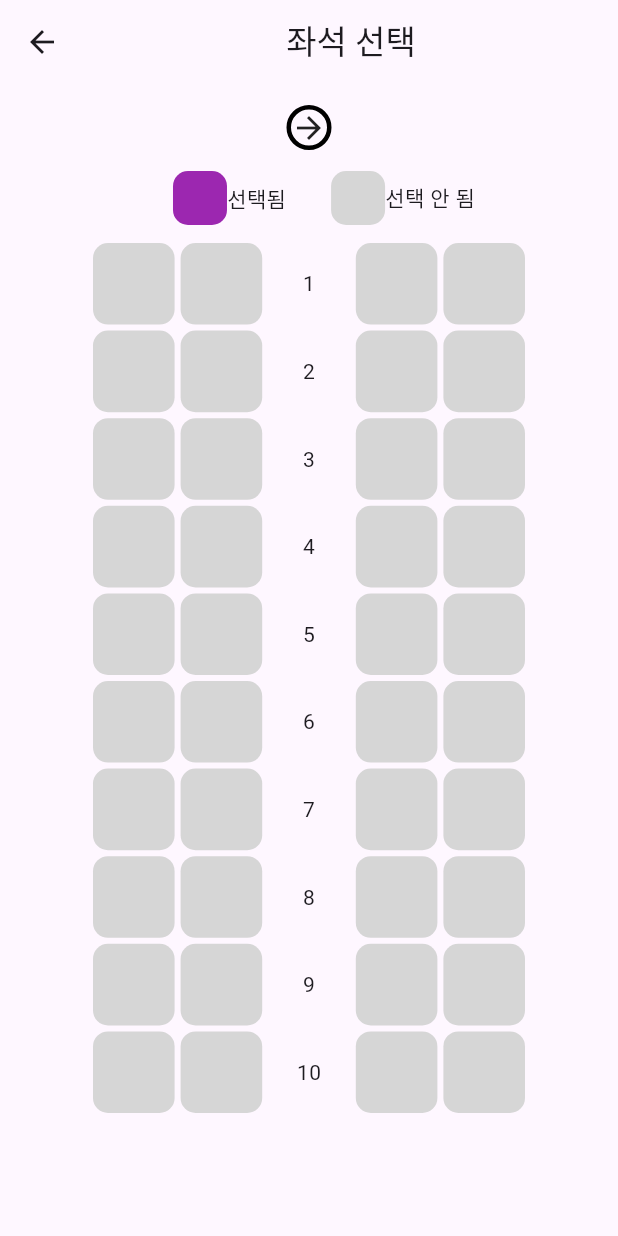
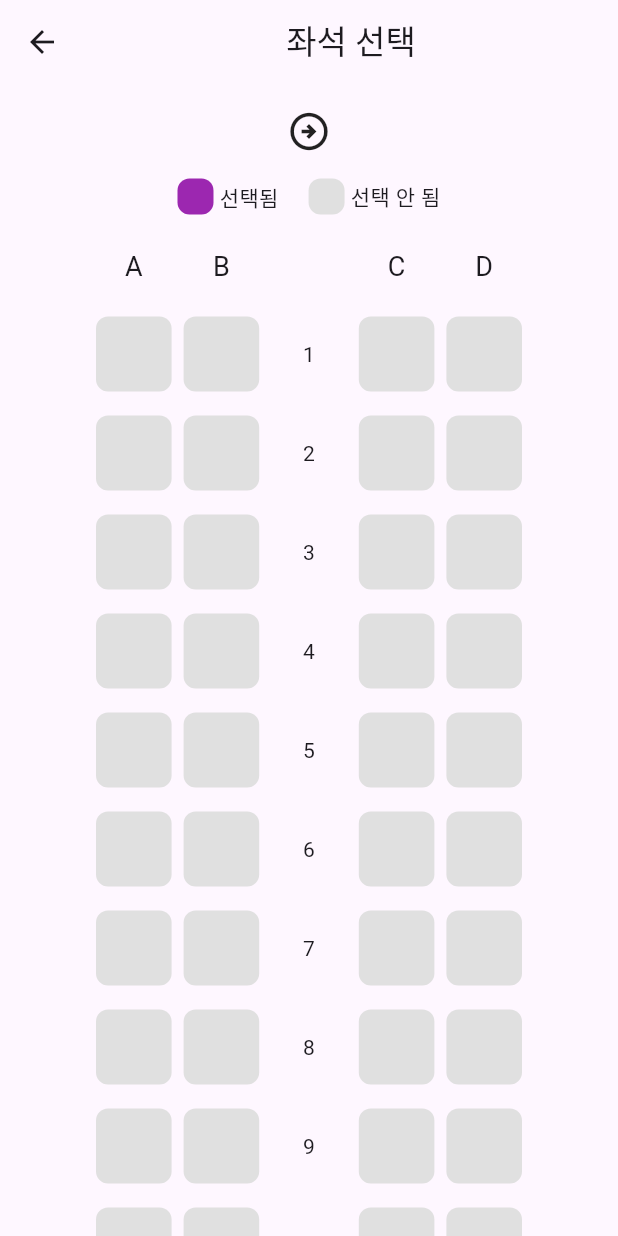
Before and after one commit to Anne9602/flutter_train_app, a Flutter app: the screen it shows after launch, after a tap on "좌석 선택", on a phone screen of 412 x 824 dp. Run offline on Flutter 3.47's test engine with Material 3 defaults, Android fonts, the phone set to English and light mode, and no system bars.

Commit message:
좌석그리기 수정 전

```diff
--- a/lib/pages/seat_page/seat_page.dart
+++ b/lib/pages/seat_page/seat_page.dart
@@ -24,6 +24,7 @@ class _SeatPageState extends State<SeatPage> {
       appBar: AppBar(title: Center(child: Text('좌석 선택'))),
       body: Padding(
         padding: const EdgeInsets.symmetric(horizontal: 60),
+        child: SingleChildScrollView(
           child: Column(
             children: [
               SizedBox(height: 10),
@@ -33,15 +34,39 @@ class _SeatPageState extends State<SeatPage> {
               //선택됨 및 선택 안 됨 표시
               lable(),
               SizedBox(height: 10),
+              //ABCD레이블
+              Row(
+                children: [
+                  lableforLow('A'),
+                  lableforLow('B'),
+                  lableforLow(' '),
+                  lableforLow('C'),
+                  lableforLow('D'),
+                ],
+              ),
+
               //좌석 선택
               col(),
             ],
           ),
         ),
+      ),
+    );
+  }
+
+  //ABCD레이블 표시
+  Expanded lableforLow(String text) {
+    return Expanded(
+      child: Container(
+        height: 50,
+        width: 50,
+        child: Center(child: Text(text, style: TextStyle(fontSize: 18))),
+      ),
     );
   }
 
   //선택됨 및 선택 안 됨 표시
+
   Row lable() {
     return Row(
       mainAxisAlignment: MainAxisAlignment.center,
@@ -49,32 +74,32 @@ class _SeatPageState extends State<SeatPage> {
         //선택됨
         Row(
           children: [
-            SizedBox(width: 20),
             Container(
-              height: 36,
-              width: 36,
+              height: 24,
+              width: 24,
               decoration: BoxDecoration(
-                //클릭한 row,col의 도형 색칠하기
                 color: Colors.purple,
-                borderRadius: BorderRadius.circular(10),
+                borderRadius: BorderRadius.circular(8),
               ),
             ),
+            SizedBox(width: 4),
             Text('선택됨'),
           ],
         ),
-        SizedBox(width: 30),
+        SizedBox(width: 20),
         //선택 안 됨
         Row(
           children: [
             Container(
-              height: 36,
-              width: 36,
+              height: 24,
+              width: 24,
               decoration: BoxDecoration(
                 //클릭한 row,col의 도형 색칠하기
-                color: Colors.grey[350],
-                borderRadius: BorderRadius.circular(10),
+                color: Colors.grey[300],
+                borderRadius: BorderRadius.circular(8),
               ),
             ),
+            SizedBox(width: 4),
             Text('선택 안 됨'),
           ],
         ),
@@ -84,20 +109,7 @@ class _SeatPageState extends State<SeatPage> {
 
   //열 넘버 부여
   Column col() {
-    return Column(
-      children: [
-        row(1),
-        row(2),
-        row(3),
-        row(4),
-        row(5),
-        row(6),
-        row(7),
-        row(8),
-        row(9),
-        row(10),
-      ],
-    );
+    return Column(children: [for (int i = 0; i < 20; i++) row(i + 1)]);
   }
 
   //행 넘버 부여
@@ -119,7 +131,7 @@ class _SeatPageState extends State<SeatPage> {
       child: AspectRatio(
         aspectRatio: 1,
         child: Padding(
-          padding: const EdgeInsets.all(2),
+          padding: const EdgeInsets.symmetric(vertical: 8, horizontal: 4),
           child: Container(child: Center(child: Text(num))),
         ),
       ),
@@ -129,10 +141,8 @@ class _SeatPageState extends State<SeatPage> {
   //좌석 그리기
   Expanded seat(int row, String col) {
     return Expanded(
-      child: AspectRatio(
-        aspectRatio: 1,
       child: Padding(
-          padding: const EdgeInsets.all(2),
+        padding: const EdgeInsets.symmetric(vertical: 8, horizontal: 4),
         child: GestureDetector(
           onTap: () {
             setState(() {
@@ -141,16 +151,15 @@ class _SeatPageState extends State<SeatPage> {
             });
           },
           child: Container(
-              height: 36,
-              width: 36,
+            height: 50,
+            width: 50,
             decoration: BoxDecoration(
               //클릭한 row,col의 도형 색칠하기
               color:
                   selectedRow == row && selectedCol == col
                       ? Colors.purple
-                        : Colors.grey[350],
-                borderRadius: BorderRadius.circular(10),
-              ),
+                      : Colors.grey[300],
+              borderRadius: BorderRadius.circular(8),
             ),
           ),
         ),
@@ -174,36 +183,30 @@ class departureToArrival extends StatelessWidget {
   Widget build(BuildContext context) {
     return Row(
       children: [
+        //출발역
         Expanded(
           child: Center(
             child: Text(
               departure,
               style: TextStyle(
-                fontSize: 26,
+                fontSize: 30,
                 color: Colors.purple,
                 fontWeight: FontWeight.bold,
               ),
             ),
           ),
         ),
-        Expanded(
-          child: Container(
-            width: 30,
-            height: 30,
-            decoration: BoxDecoration(
-              shape: BoxShape.circle,
-              border: Border.all(color: Colors.black, width: 3),
-            ),
-            child: Icon(Icons.arrow_forward),
-          ),
-        ),
 
+        //화살표 아이콘
+        Expanded(child: Icon(Icons.arrow_circle_right_outlined, size: 30)),
+
+        // 도착역
         Expanded(
           child: Center(
             child: Text(
               arrival,
               style: TextStyle(
-                fontSize: 26,
+                fontSize: 30,
                 color: Colors.purple,
                 fontWeight: FontWeight.bold,
               ),
--- a/lib/pages/seat_page/widgets/seatChoice.dart
+++ b/lib/pages/seat_page/widgets/seatChoice.dart
@@ -0,0 +1,10 @@
+import 'package:flutter/material.dart';
+
+class Seatchoice extends StatelessWidget {
+  const Seatchoice({super.key});
+
+  @override
+  Widget build(BuildContext context) {
+    return Container();
+  }
+}
```
Lines whose indentation alone changed are shown as unchanged.
